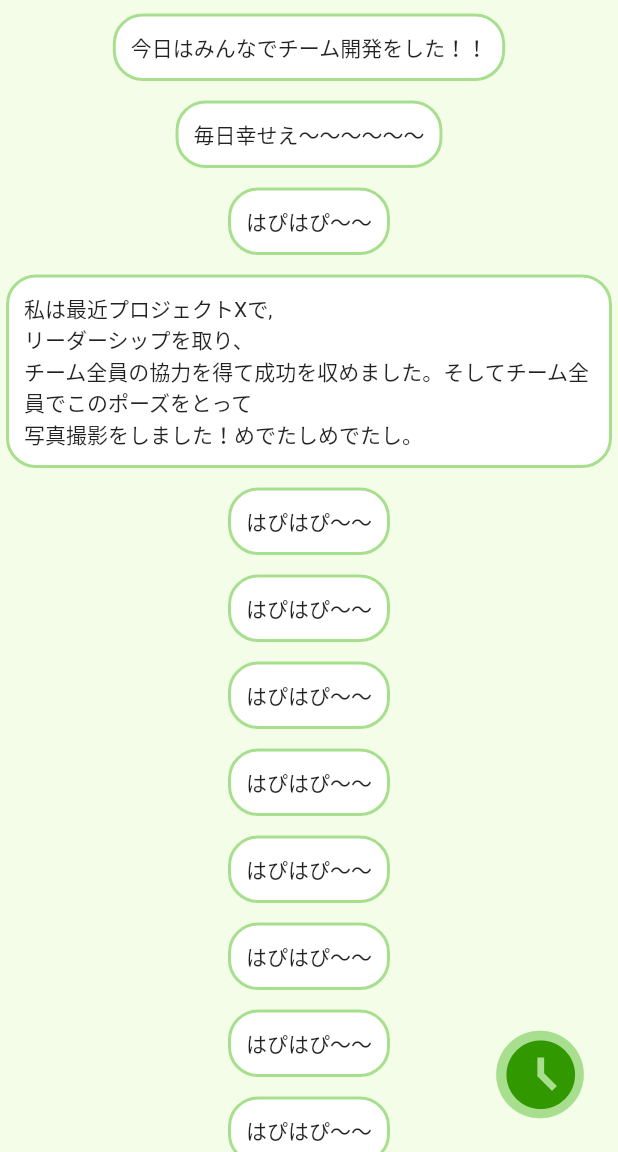
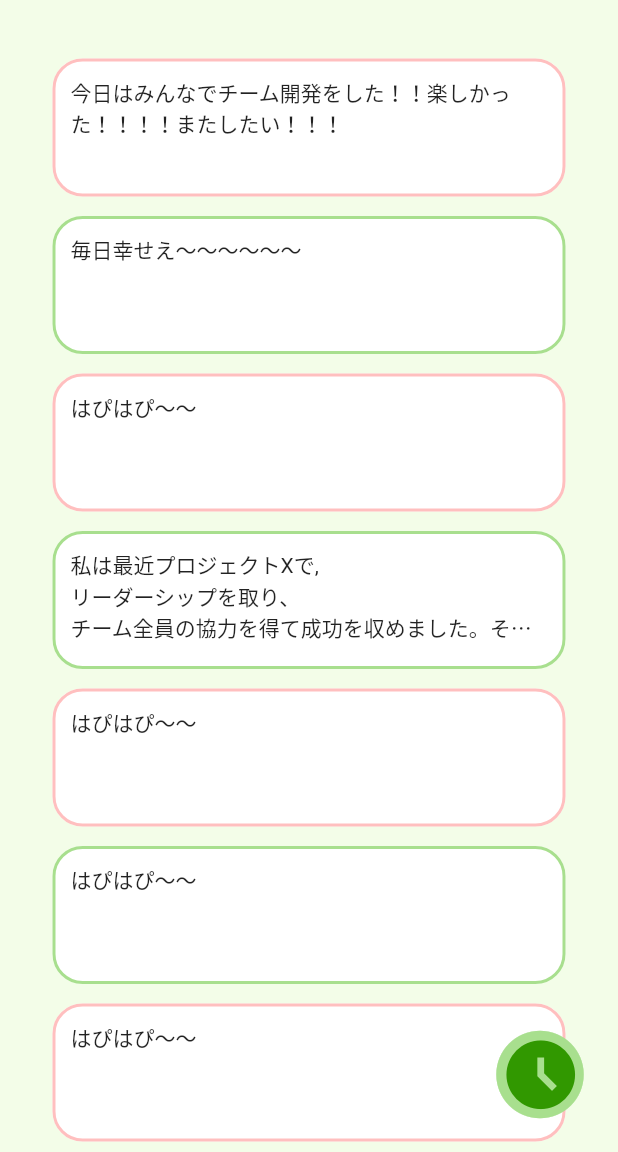
Before and after one commit to ktymmy/BoasTalk, a Flutter app: the Home screen opened directly, on a phone screen of 412 x 824 dp, the part 84-1236 px from its top. Run offline on Flutter 3.47's test engine with Material 2 defaults, Android fonts, the phone set to English and light mode, and no system bars; our stand-ins replace flutter_svg; missing offline and left inert: molten_navigationbar_flutter.

Commit message:
cardのSizeとColorの調整

```diff
--- a/lib/controller/post_controller.dart
+++ b/lib/controller/post_controller.dart
@@ -6,7 +6,7 @@ class PostController {
         id: 1,
         userId: 1,
         imgPath: 'assets/images/noimage.svg',
-        contents: '今日はみんなでチーム開発をした！！',
+        contents: '今日はみんなでチーム開発をした！！楽しかった！！！！またしたい！！！',
         date: DateTime.now()),
     PostModel(
         id: 2,
@@ -48,55 +48,55 @@ class PostController {
         contents: 'はぴはぴ～～',
         date: DateTime.now()),
     PostModel(
-        id: 7,
+        id: 8,
         userId: 5,
         imgPath: 'assets/images/noimage.svg',
         contents: 'はぴはぴ～～',
         date: DateTime.now()),
     PostModel(
-        id: 7,
+        id: 9,
         userId: 5,
         imgPath: 'assets/images/noimage.svg',
         contents: 'はぴはぴ～～',
         date: DateTime.now()),
     PostModel(
-        id: 7,
+        id: 10,
         userId: 5,
         imgPath: 'assets/images/noimage.svg',
         contents: 'はぴはぴ～～',
         date: DateTime.now()),
     PostModel(
-        id: 7,
+        id: 11,
         userId: 5,
         imgPath: 'assets/images/noimage.svg',
         contents: 'はぴはぴ～～',
         date: DateTime.now()),
     PostModel(
-        id: 7,
+        id: 12,
         userId: 5,
         imgPath: 'assets/images/noimage.svg',
         contents: 'はぴはぴ～～',
         date: DateTime.now()),
     PostModel(
-        id: 7,
+        id: 13,
         userId: 5,
         imgPath: 'assets/images/noimage.svg',
         contents: 'はぴはぴ～～',
         date: DateTime.now()),
     PostModel(
-        id: 7,
+        id: 14,
         userId: 5,
         imgPath: 'assets/images/noimage.svg',
         contents: 'はぴはぴ～～',
         date: DateTime.now()),
     PostModel(
-        id: 7,
+        id: 15,
         userId: 5,
         imgPath: 'assets/images/noimage.svg',
         contents: 'はぴはぴ～～',
         date: DateTime.now()),
     PostModel(
-        id: 7,
+        id: 16,
         userId: 5,
         imgPath: 'assets/images/noimage.svg',
         contents: 'はぴはぴ～～',
--- a/lib/view/component/card.dart
+++ b/lib/view/component/card.dart
@@ -4,6 +4,8 @@ import 'package:flutter/material.dart';
 import '../../constant/color_Const.dart';
 //model
 import '../../model/post_model.dart';
+//controller
+import '../../controller/post_controller.dart';
 
 class CardComponent extends StatelessWidget {
   final PostModel _post;
@@ -25,20 +27,38 @@ class CardComponent extends StatelessWidget {
       splashFactory: NoSplash.splashFactory,
       splashColor: Colors.transparent,
       //TODO:サイズ調整
+      child: Container(
+        height: 100,
+        width: 350,
         child: Card(
           color: ColorConst.cardBackground, //Card自体の色
           elevation: 0,
           shape: RoundedRectangleBorder(
               borderRadius: BorderRadius.circular(20),
-            //TODO:条件分岐
-            side: BorderSide(width: 2, color: ColorConst.main)), //枠線の変更
+              side: BorderSide(width: 2, color: border())), //枠線の変更
           child: Padding(
             padding: const EdgeInsets.all(12.0),
             child: Column(
-            children: [Text(post.contents)],
+              children: [
+                Container(
+                  alignment: Alignment.topLeft,
+                  child: Text(
+                    post.contents,
+                    overflow: TextOverflow.ellipsis,
+                    // textAlign: TextAlign.left,
+                    maxLines: 3,
+                  ),
+                ),
+              ],
+            ),
           ),
         ),
       ),
     );
   }
+
+//枠線の色判定
+  Color border() {
+    return _post.id % 2 == 0 ? ColorConst.cardFrame1 : ColorConst.cardFrame2;
   }
+}
--- a/lib/view/page/home.dart
+++ b/lib/view/page/home.dart
@@ -32,6 +32,8 @@ class _HomeState extends State<Home> {
       backgroundColor: ColorConst.base,
       floatingActionButton: bt(),
       body: Container(
+        padding: const EdgeInsets.fromLTRB(0, 30, 0, 0),
+        height: MediaQuery.of(context).size.height,
         child: SingleChildScrollView(
           child: _card(),
         ),
```
Lines whose indentation alone changed are shown as unchanged.
